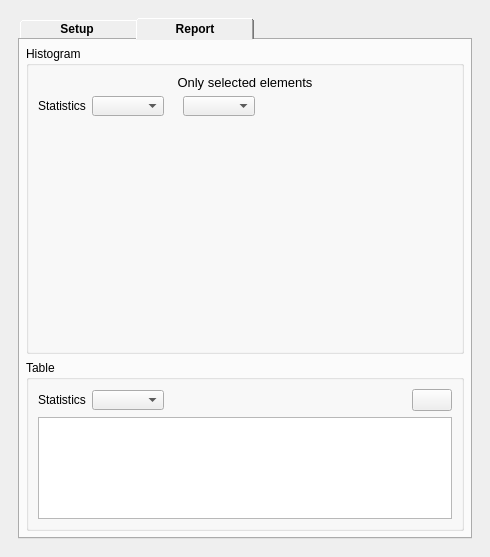
qgisred/QGISRed, file ui/queries/qgisred_statisticsandgraphs_dock.ui: the form before one commit.
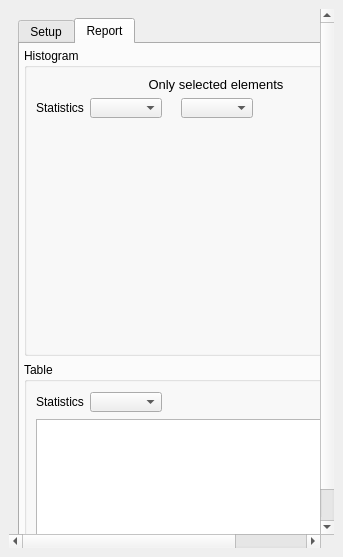
The form after the commit. The open tabs and pages were chosen to show the change. Custom widgets are drawn as their Qt base class.

Commit message: Statistics: Ongoing adjustments

Patch:
```diff
--- a/ui/queries/qgisred_statisticsandgraphs_dock.ui
+++ b/ui/queries/qgisred_statisticsandgraphs_dock.ui
@@ -6,7 +6,7 @@
    <rect>
     <x>0</x>
     <y>0</y>
-    <width>490</width>
+    <width>343</width>
     <height>557</height>
    </rect>
   </property>
@@ -18,7 +18,7 @@
   </property>
   <property name="minimumSize">
    <size>
-    <width>490</width>
+    <width>343</width>
     <height>112</height>
    </size>
   </property>
@@ -40,16 +40,13 @@
         <rect>
          <x>0</x>
          <y>0</y>
-         <width>455</width>
+         <width>315</width>
          <height>531</height>
         </rect>
        </property>
        <layout class="QVBoxLayout" name="verticalLayout">
         <item>
          <widget class="QTabWidget" name="tabWidget">
-          <property name="styleSheet">
-           <string notr="true">QTabBar::tab { font-weight: bold; min-width: 90px; padding: 4px 14px;}</string>
-          </property>
           <property name="currentIndex">
            <number>0</number>
           </property>
@@ -65,16 +62,16 @@
            </attribute>
            <layout class="QVBoxLayout" name="verticalLayout_config">
             <property name="leftMargin">
-             <number>6</number>
+             <number>4</number>
             </property>
             <property name="topMargin">
-             <number>6</number>
+             <number>4</number>
             </property>
             <property name="rightMargin">
-             <number>6</number>
+             <number>4</number>
             </property>
             <property name="bottomMargin">
-             <number>6</number>
+             <number>4</number>
             </property>
             <item>
              <widget class="QFrame" name="frame">
@@ -584,19 +581,25 @@
            </attribute>
            <layout class="QVBoxLayout" name="verticalLayout_results">
             <property name="leftMargin">
-             <number>6</number>
+             <number>4</number>
             </property>
             <property name="topMargin">
-             <number>6</number>
+             <number>4</number>
             </property>
             <property name="rightMargin">
-             <number>6</number>
+             <number>4</number>
             </property>
             <property name="bottomMargin">
-             <number>6</number>
+             <number>4</number>
             </property>
             <item>
              <widget class="QGroupBox" name="mStatisticsGroupBox">
+              <property name="sizePolicy">
+               <sizepolicy hsizetype="Expanding" vsizetype="Expanding">
+                <horstretch>0</horstretch>
+                <verstretch>0</verstretch>
+               </sizepolicy>
+              </property>
               <property name="title">
                <string>Histogram</string>
               </property>
@@ -649,7 +652,7 @@
                      </property>
                      <property name="maximumSize">
                       <size>
-                       <width>160</width>
+                       <width>120</width>
                        <height>20</height>
                       </size>
                      </property>
@@ -684,7 +687,7 @@
                      </property>
                      <property name="maximumSize">
                       <size>
-                       <width>160</width>
+                       <width>120</width>
                        <height>20</height>
                       </size>
                      </property>
@@ -710,6 +713,12 @@
                  </item>
                  <item>
                   <widget class="QWidget" name="graphWidget" native="true">
+                   <property name="sizePolicy">
+                    <sizepolicy hsizetype="Expanding" vsizetype="Expanding">
+                     <horstretch>0</horstretch>
+                     <verstretch>0</verstretch>
+                    </sizepolicy>
+                   </property>
                    <property name="minimumSize">
                     <size>
                      <width>200</width>
@@ -725,6 +734,12 @@
             </item>
             <item>
              <widget class="QGroupBox" name="mGroupBox">
+              <property name="sizePolicy">
+               <sizepolicy hsizetype="Expanding" vsizetype="Expanding">
+                <horstretch>0</horstretch>
+                <verstretch>0</verstretch>
+               </sizepolicy>
+              </property>
               <property name="title">
                <string>Table</string>
               </property>
@@ -760,7 +775,7 @@
                    </property>
                    <property name="maximumSize">
                     <size>
-                     <width>160</width>
+                     <width>120</width>
                      <height>20</height>
                     </size>
                    </property>
@@ -799,6 +814,18 @@
                </item>
                <item>
                 <widget class="QTableWidget" name="tbExcel">
+                 <property name="sizePolicy">
+                  <sizepolicy hsizetype="Expanding" vsizetype="Expanding">
+                   <horstretch>0</horstretch>
+                   <verstretch>0</verstretch>
+                  </sizepolicy>
+                 </property>
+                 <property name="minimumSize">
+                  <size>
+                   <width>0</width>
+                   <height>120</height>
+                  </size>
+                 </property>
                  <property name="font">
                   <font>
                    <family>MS Shell Dlg 2</family>
@@ -815,19 +842,6 @@
               </layout>
              </widget>
             </item>
-            <item>
-             <spacer name="verticalSpacerResults">
-              <property name="orientation">
-               <enum>Qt::Vertical</enum>
-              </property>
-              <property name="sizeHint" stdset="0">
-               <size>
-                <width>20</width>
-                <height>40</height>
-               </size>
-              </property>
-             </spacer>
-            </item>
            </layout>
           </widget>
          </widget>
```
The commit also changes 2 other files.
